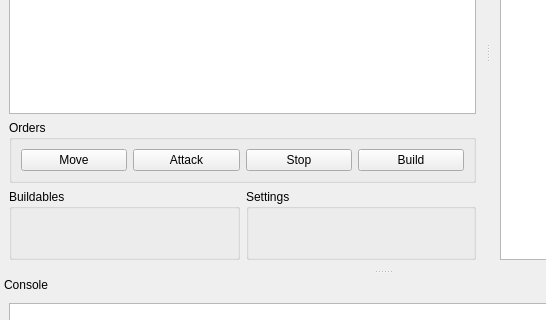
First picture: the form in kiai/mainWindow.ui, repository PembrokeNS/sakusen, before the edit; both pictures show x 0 to 546 and y 165 to 485 of the 765 by 719 pixel window.
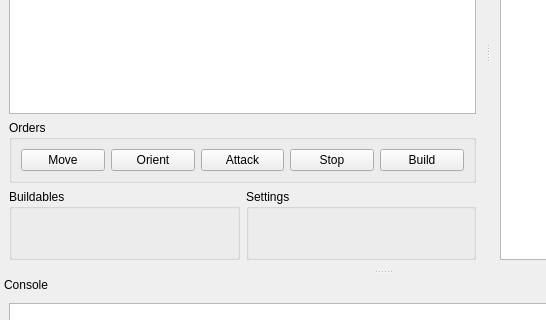
Second picture: the form after the edit. Custom widgets are drawn as their Qt base class.

Commit message: Add an orient order button

```diff
--- a/kiai/mainWindow.ui
+++ b/kiai/mainWindow.ui
@@ -34,6 +34,16 @@
          </property>
         </widget>
        </item>
+       <item>
+        <widget class="KPushButton" name="orient">
+         <property name="text">
+          <string>Orient</string>
+         </property>
+         <property name="checkable">
+          <bool>true</bool>
+         </property>
+        </widget>
+       </item>
        <item>
         <widget class="KPushButton" name="attack">
          <property name="text">
```
